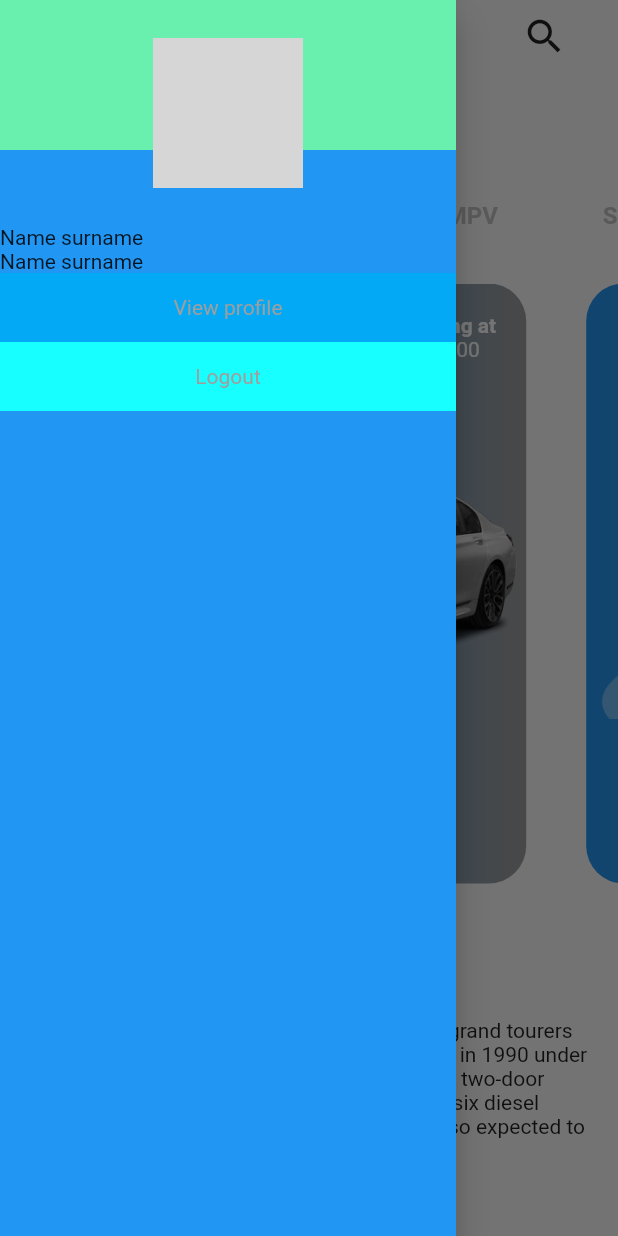
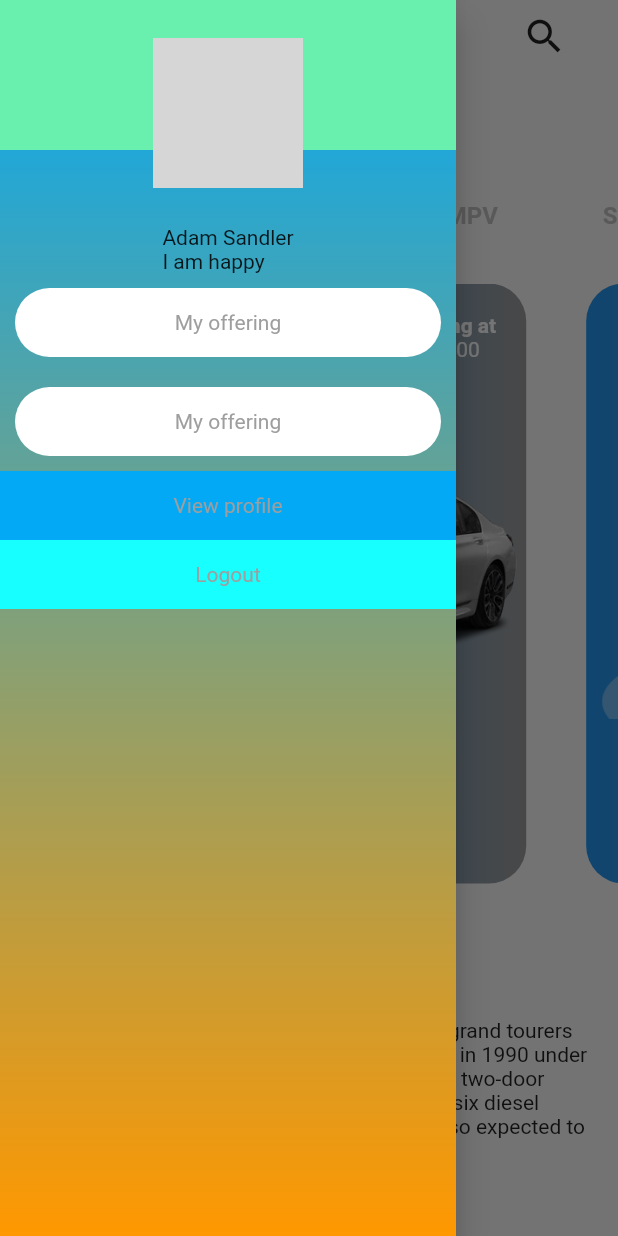
Before and after one commit to Wojak27/Car-store-flutter, a Flutter app: the MyHomePage screen opened directly, after a tap on the "menu" icon, on a phone screen of 412 x 824 dp. Run offline on Flutter 3.47's test engine with Material 2 defaults, Android fonts, the phone set to English and light mode, and no system bars; our stand-ins replace firebase_auth, loading_indicator; accounts and stored records are empty; network calls fail; grey boxes are pictures that could not be loaded.

```diff
--- a/lib/constants/page_routs.dart
+++ b/lib/constants/page_routs.dart
@@ -5,6 +5,7 @@ class SlideRightRoute extends PageRouteBuilder {
   final Widget page;
   SlideRightRoute({this.page})
       : super(
+    transitionDuration: Duration(milliseconds: 700),
     pageBuilder: (
         BuildContext context,
         Animation<double> animation,
@@ -26,3 +27,26 @@ class SlideRightRoute extends PageRouteBuilder {
         ),
   );
 }
+
+class FadeRoute extends PageRouteBuilder {
+  final Widget page;
+  FadeRoute({this.page})
+      : super(
+    pageBuilder: (
+        BuildContext context,
+        Animation<double> animation,
+        Animation<double> secondaryAnimation,
+        ) =>
+    page,
+    transitionsBuilder: (
+        BuildContext context,
+        Animation<double> animation,
+        Animation<double> secondaryAnimation,
+        Widget child,
+        ) =>
+        FadeTransition(
+          opacity: animation,
+          child: child,
+        ),
+  );
+}
--- a/lib/screens/home_page.dart
+++ b/lib/screens/home_page.dart
@@ -86,7 +86,7 @@ class _MyHomePageState extends State<MyHomePage>
       child: GestureDetector(
         onTap: () {
           Navigator.push(context,
-              SlideRightRoute(page: CarDetailScreen(car: cars[selectedPage])));
+              FadeRoute(page: CarDetailScreen(car: cars[selectedPage])));
         },
         child: Stack(
           children: <Widget>[
@@ -99,12 +99,15 @@ class _MyHomePageState extends State<MyHomePage>
                   borderRadius: BorderRadius.circular(25)),
               child: Stack(
                 children: <Widget>[
-                  Hero(
+                  Center(
+                    child: Hero(
                       tag: cars[index].imageName,
-                      child: Center(
                       child: Image(
                         fit: BoxFit.cover,
-                              image: AssetImage(cars[index].imageName)))),
+                        image: AssetImage(cars[index].imageName),
+                      ),
+                    ),
+                  ),
                   Positioned(
                     top: 20,
                     right: 20,
@@ -380,7 +383,12 @@ class _MyHomePageState extends State<MyHomePage>
         drawer: Drawer(
           elevation: 10,
           child: Container(
-            decoration: BoxDecoration(color: Colors.blue),
+            decoration: BoxDecoration(
+                gradient: LinearGradient(
+                    colors: [Colors.lightBlue, Colors.orange],
+                    stops: [0, 1],
+                    begin: Alignment.topCenter,
+                    end: Alignment.bottomCenter)),
             child: SafeArea(
                 child: Stack(
               children: <Widget>[
@@ -397,14 +405,20 @@ class _MyHomePageState extends State<MyHomePage>
                   mainAxisAlignment: MainAxisAlignment.start,
                   crossAxisAlignment: CrossAxisAlignment.start,
                   children: <Widget>[
-
                     Center(
                         child: Container(
                       width: double.infinity,
                       height: 150,
                       child: Stack(
                         children: <Widget>[
-                            Positioned(bottom: 50,child: Container(color: Colors.greenAccent,width: 400,height: 150,),),
+                          Positioned(
+                            bottom: 50,
+                            child: Container(
+                              color: Colors.greenAccent,
+                              width: 400,
+                              height: 150,
+                            ),
+                          ),
                           Center(
                             child: Container(
                               height: 100,
@@ -415,17 +429,57 @@ class _MyHomePageState extends State<MyHomePage>
                                     fit: BoxFit.cover,
                                     image: NetworkImage(
                                       'https://adayinthelifeimages.com/wp-content/uploads/2016/05/brisbane-headshots-commercial-photography-09.jpg',
-
-                                      ),)
                                     ),
+                                  )),
                             ),
                           ),
                         ],
                       ),
-                      )
-
+                    )),
+                    Center(
+                      child: Column(
+                          crossAxisAlignment: CrossAxisAlignment.start,
+                          children: <Widget>[
+                            Text("Adam Sandler"),
+                            Text("I am happy")
+                          ]),
                     ),
-                    Column(children: <Widget>[Text("Name surname"),Text("Name surname")]),
+                    Padding(
+                      padding: EdgeInsets.all(10),
+                      child: InkWell(
+                        onTap: () => _logOut(),
+                        child: Container(
+                          decoration: BoxDecoration(
+                              color: Colors.white,
+                              borderRadius:
+                                  BorderRadius.all(Radius.circular(25))),
+                          child: Padding(
+                            padding: const EdgeInsets.all(15.0),
+                            child: Center(
+                                child: Text("My offering",
+                                    style: TextStyle(color: Colors.grey))),
+                          ),
+                        ),
+                      ),
+                    ),
+                    Padding(
+                      padding: EdgeInsets.all(10),
+                      child: InkWell(
+                        onTap: () => _logOut(),
+                        child: Container(
+                          decoration: BoxDecoration(
+                              color: Colors.white,
+                              borderRadius:
+                                  BorderRadius.all(Radius.circular(25))),
+                          child: Padding(
+                            padding: const EdgeInsets.all(15.0),
+                            child: Center(
+                                child: Text("My offering",
+                                    style: TextStyle(color: Colors.grey))),
+                          ),
+                        ),
+                      ),
+                    ),
                     InkWell(
                       onTap: () => _logOut(),
                       child: Container(
--- a/lib/screens/login_screen.dart
+++ b/lib/screens/login_screen.dart
@@ -1,7 +1,7 @@
 import 'package:flutter/material.dart';
 import 'siugn_up_screen.dart';
 import '../main.dart';
-import 'package:firebase_auth/firebase_auth.dart';
+//import 'package:firebase_auth/firebase_auth.dart';
 import 'home_page.dart';
 
 class LoginScreen extends StatefulWidget {
```
Also changed, not shown: pubspec.yaml (+3 -6 lines), pubspec.lock, 2 other files. Lines whose indentation alone changed are shown as unchanged.
